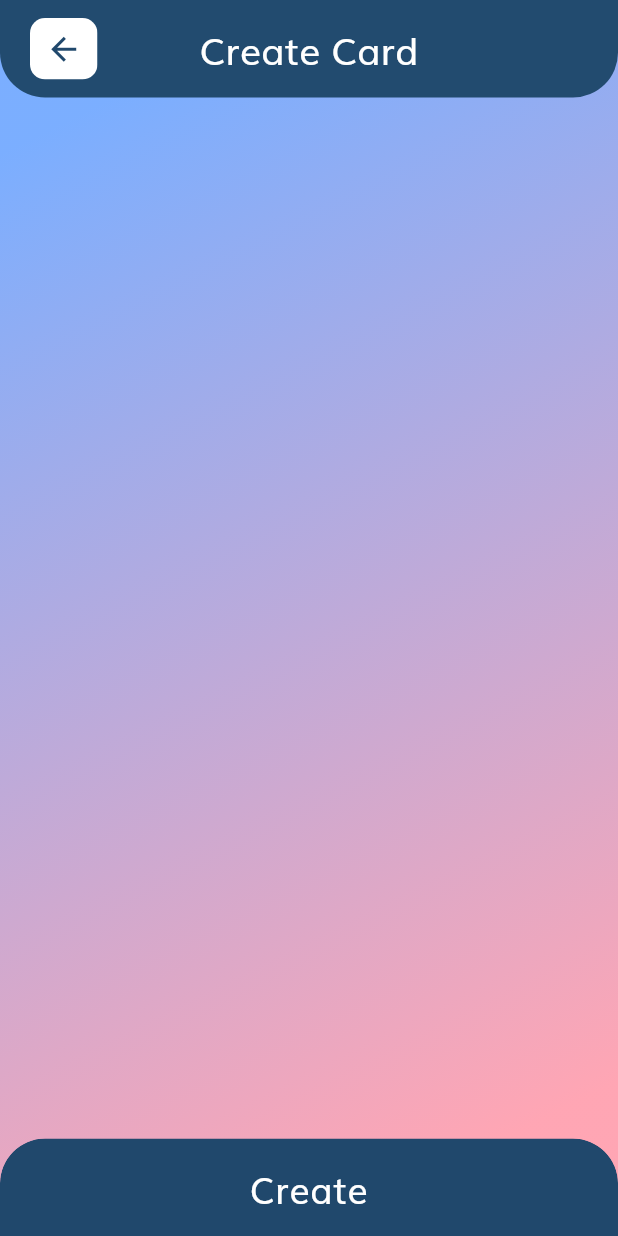
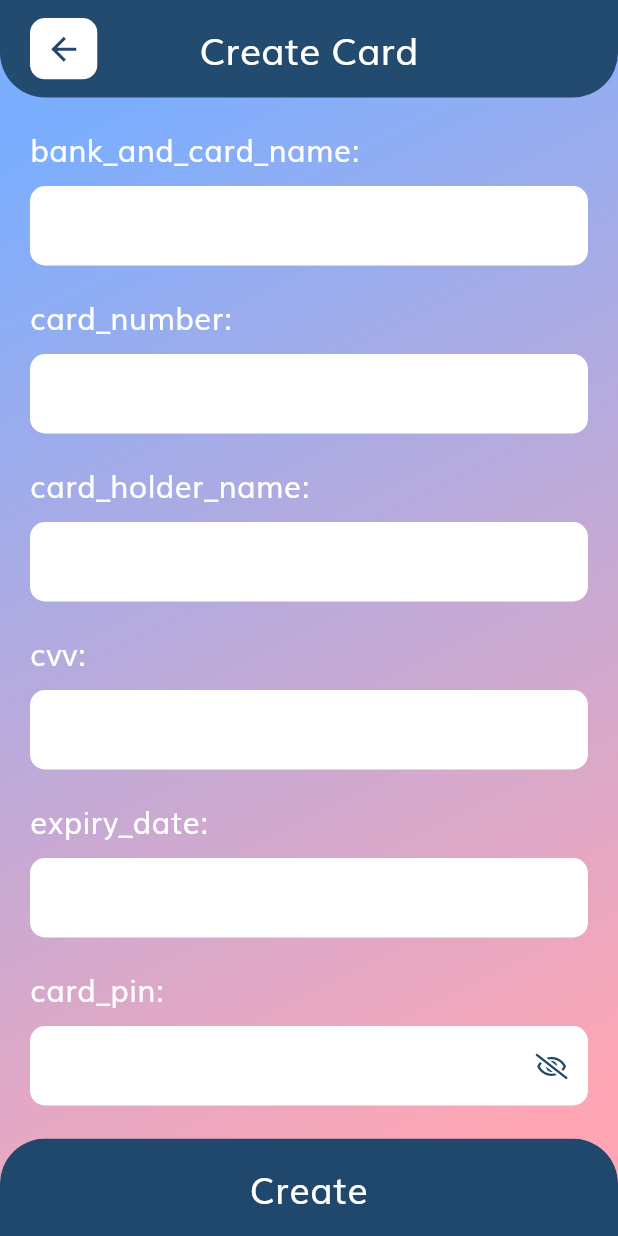
Before and after one commit to SHRIKUNJ1010/PassMana, a Flutter app: the CreateUpdateCardScreen screen opened by its route, on a phone screen of 412 x 824 dp. Run offline on Flutter 3.47's test engine with Material 3 defaults, Android fonts, the phone set to English and light mode, and no system bars; our stand-ins replace flutter_redux, fluttericon, go_router, objectbox, redux; generated files the repository leaves out were written again.

Commit message:
- create update card screen - create update secret note screen

```diff
--- a/lib/presentation/card/create_update_card/create_update_card_screen.dart
+++ b/lib/presentation/card/create_update_card/create_update_card_screen.dart
@@ -85,7 +85,13 @@ class _CreateUpdateCardScreenState extends State<CreateUpdateCardScreen> {
                       child: ListView(
                         shrinkWrap: true,
                         children: [
-                          const SizedBox(height: 80),
+                          getBankAndCardName(context, bankAndCardNameController),
+                          getCardNumber(context, cardNumberController),
+                          getCardHolderName(context, cardHolderNameController),
+                          getCvv(context, cvvController),
+                          getExpiryDate(context, expiryDateController),
+                          getCardPinField(context, cardPinController),
+                          const SizedBox(height: 180),
                         ],
                       ),
                     ),
@@ -121,7 +127,7 @@ class _CreateUpdateCardScreenState extends State<CreateUpdateCardScreen> {
           ],
         ),
         Padding(
-          padding: const EdgeInsets.fromLTRB(20, 0, 20, 10),
+          padding: const EdgeInsets.fromLTRB(20, 0, 20, 0),
           child: TextFormField(
             controller: controller,
             validator: (text) {
@@ -167,7 +173,7 @@ class _CreateUpdateCardScreenState extends State<CreateUpdateCardScreen> {
           ],
         ),
         Padding(
-          padding: const EdgeInsets.fromLTRB(20, 0, 20, 10),
+          padding: const EdgeInsets.fromLTRB(20, 0, 20, 0),
           child: TextFormField(
             controller: controller,
             validator: (text) {
@@ -213,7 +219,7 @@ class _CreateUpdateCardScreenState extends State<CreateUpdateCardScreen> {
           ],
         ),
         Padding(
-          padding: const EdgeInsets.fromLTRB(20, 0, 20, 10),
+          padding: const EdgeInsets.fromLTRB(20, 0, 20, 0),
           child: TextFormField(
             controller: controller,
             validator: (text) {
@@ -259,7 +265,7 @@ class _CreateUpdateCardScreenState extends State<CreateUpdateCardScreen> {
           ],
         ),
         Padding(
-          padding: const EdgeInsets.fromLTRB(20, 0, 20, 10),
+          padding: const EdgeInsets.fromLTRB(20, 0, 20, 0),
           child: TextFormField(
             controller: controller,
             validator: (text) {
@@ -305,7 +311,7 @@ class _CreateUpdateCardScreenState extends State<CreateUpdateCardScreen> {
           ],
         ),
         Padding(
-          padding: const EdgeInsets.fromLTRB(20, 0, 20, 10),
+          padding: const EdgeInsets.fromLTRB(20, 0, 20, 0),
           child: TextFormField(
             controller: controller,
             validator: (text) {
@@ -342,7 +348,7 @@ class _CreateUpdateCardScreenState extends State<CreateUpdateCardScreen> {
         Row(
           children: [
             Padding(
-              padding: const EdgeInsets.fromLTRB(20, 5, 0, 10),
+              padding: const EdgeInsets.fromLTRB(20, 20, 0, 10),
               child: Text(
                 "${getTranslated('card_pin', context)}:",
                 style: TextStyles.getTitleWhiteText(20),
@@ -351,7 +357,7 @@ class _CreateUpdateCardScreenState extends State<CreateUpdateCardScreen> {
           ],
         ),
         Padding(
-          padding: const EdgeInsets.fromLTRB(20, 0, 20, 10),
+          padding: const EdgeInsets.fromLTRB(20, 0, 20, 0),
           child: TextFormField(
             controller: controller,
             validator: (text) {
--- a/lib/presentation/secret_note/create_update_secret_note/create_update_secret_note_screen.dart
+++ b/lib/presentation/secret_note/create_update_secret_note/create_update_secret_note_screen.dart
@@ -201,7 +201,7 @@ class _CreateUpdateSecretNoteScreenState extends State<CreateUpdateSecretNoteScr
           vm.secretNote != null
               ? getTranslated("update_secret_note", context)
               : getTranslated("create_secret_note", context),
-          style: TextStyles.getTitleWhiteText(25),
+          style: TextStyles.getTitleWhiteText(24),
         ),
         const Spacer(),
       ],
```
